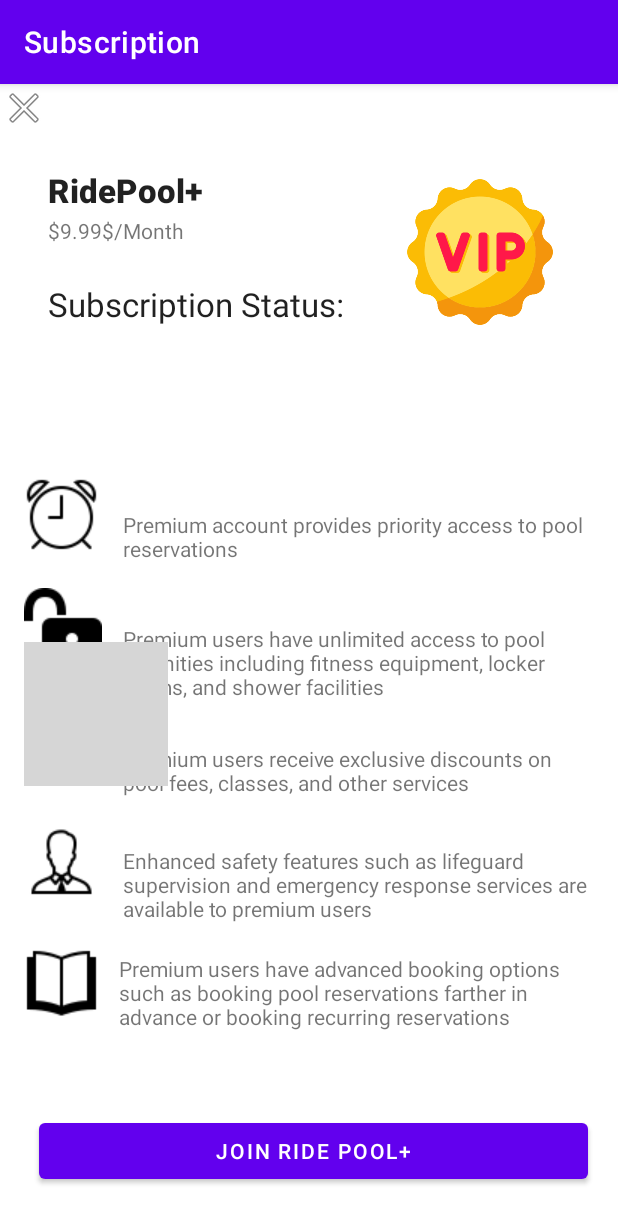
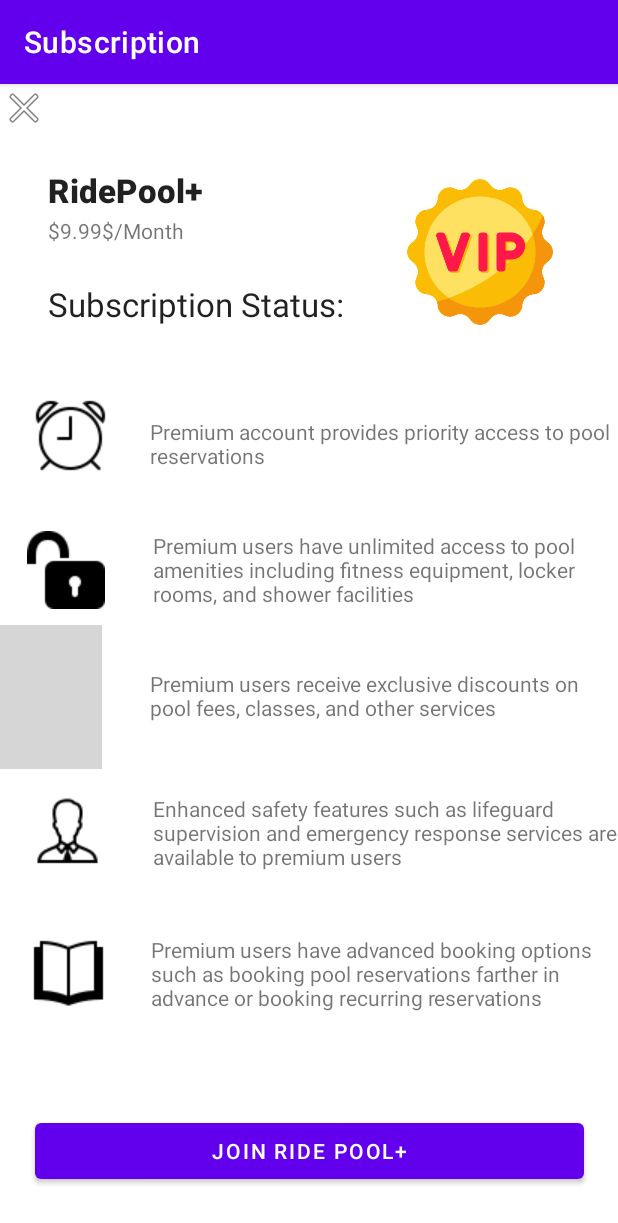
Before and after one commit to evan-placenis/PoolRide, an Android app: the PremimumSubscriptionActivity screen opened directly, with no data from a screen before it, on a phone screen of 412 x 824 dp. Shown: the top 1223 px of the screen. Run offline under Robolectric (Android 15) with nearby library versions, the phone set to English and light mode, and no system bars; grey boxes are pictures that could not be loaded.

Commit message:
Final Push UI FIX

```diff
--- a/app/src/main/res/layout/activity_premimum_subscription_page.xml
+++ b/app/src/main/res/layout/activity_premimum_subscription_page.xml
@@ -21,12 +21,12 @@
         android:id="@+id/button20"
         android:layout_width="366dp"
         android:layout_height="49dp"
-        android:layout_marginEnd="20dp"
         android:layout_marginBottom="32dp"
         android:onClick="sub"
         android:text="Join Ride Pool+"
         app:layout_constraintBottom_toBottomOf="parent"
-        app:layout_constraintEnd_toEndOf="parent" />
+        app:layout_constraintEnd_toEndOf="parent"
+        app:layout_constraintStart_toStartOf="parent" />
 
     <TextView
         android:id="@+id/textView24"
@@ -64,37 +64,63 @@
         android:id="@+id/textView27"
         android:layout_width="310dp"
         android:layout_height="38dp"
-        android:layout_marginTop="284dp"
-        android:layout_marginEnd="20dp"
         android:text="Premium account provides priority access to pool reservations"
+        app:layout_constraintBottom_toBottomOf="parent"
         app:layout_constraintEnd_toEndOf="parent"
-        app:layout_constraintHorizontal_bias="1.0"
-        app:layout_constraintStart_toEndOf="@+id/imageView7"
-        app:layout_constraintTop_toTopOf="parent" />
+        app:layout_constraintHorizontal_bias="0.98"
+        app:layout_constraintStart_toStartOf="parent"
+        app:layout_constraintTop_toTopOf="parent"
+        app:layout_constraintVertical_bias="0.304" />
 
     <TextView
         android:id="@+id/textView29"
         android:layout_width="310dp"
         android:layout_height="46dp"
-        android:layout_marginTop="440dp"
-        android:layout_marginEnd="20dp"
         android:text="Premium users receive exclusive discounts on pool fees, classes, and other services"
+        app:layout_constraintBottom_toBottomOf="parent"
         app:layout_constraintEnd_toEndOf="parent"
+        app:layout_constraintHorizontal_bias="0.98"
+        app:layout_constraintStart_toStartOf="parent"
+        app:layout_constraintTop_toTopOf="parent"
+        app:layout_constraintVertical_bias="0.54" />
+
+    <ImageView
+        android:id="@+id/imageView8"
+        android:layout_width="wrap_content"
+        android:layout_height="wrap_content"
+        android:layout_marginEnd="32dp"
+        app:layout_constraintBottom_toBottomOf="parent"
+        app:layout_constraintEnd_toStartOf="@+id/textView29"
         app:layout_constraintHorizontal_bias="1.0"
-        app:layout_constraintStart_toEndOf="@+id/imageView8"
-        app:layout_constraintTop_toTopOf="parent" />
+        app:layout_constraintStart_toStartOf="parent"
+        app:layout_constraintTop_toTopOf="parent"
+        app:layout_constraintVertical_bias="0.537"
+        app:srcCompat="@drawable/coupon" />
 
     <TextView
         android:id="@+id/textView30"
         android:layout_width="310dp"
         android:layout_height="51dp"
-        android:layout_marginTop="508dp"
-        android:layout_marginEnd="20dp"
         android:text="Enhanced safety features such as lifeguard supervision and emergency response services are available to premium users"
+        app:layout_constraintBottom_toBottomOf="parent"
         app:layout_constraintEnd_toEndOf="parent"
         app:layout_constraintHorizontal_bias="1.0"
-        app:layout_constraintStart_toEndOf="@+id/imageView6"
-        app:layout_constraintTop_toTopOf="parent" />
+        app:layout_constraintStart_toStartOf="parent"
+        app:layout_constraintTop_toTopOf="parent"
+        app:layout_constraintVertical_bias="0.66" />
+
+    <ImageView
+        android:id="@+id/imageView6"
+        android:layout_width="wrap_content"
+        android:layout_height="wrap_content"
+        android:layout_marginEnd="32dp"
+        app:layout_constraintBottom_toBottomOf="parent"
+        app:layout_constraintEnd_toStartOf="@+id/textView30"
+        app:layout_constraintHorizontal_bias="1.0"
+        app:layout_constraintStart_toStartOf="parent"
+        app:layout_constraintTop_toTopOf="parent"
+        app:layout_constraintVertical_bias="0.659"
+        app:srcCompat="@drawable/man" />
 
     <TextView
         android:id="@+id/textView32"
@@ -118,77 +144,66 @@
         app:srcCompat="@drawable/vip" />
 
     <ImageView
-        android:id="@+id/imageView6"
-        android:layout_width="wrap_content"
-        android:layout_height="wrap_content"
-        android:layout_marginStart="16dp"
-        android:layout_marginBottom="224dp"
-        app:layout_constraintBottom_toBottomOf="parent"
-        app:layout_constraintStart_toStartOf="parent"
-        app:srcCompat="@drawable/man" />
-
-    <ImageView
         android:id="@+id/imageView7"
         android:layout_width="50dp"
         android:layout_height="50dp"
-        android:layout_marginStart="16dp"
-        android:layout_marginBottom="456dp"
+        android:layout_marginEnd="28dp"
         app:layout_constraintBottom_toBottomOf="parent"
+        app:layout_constraintEnd_toStartOf="@+id/textView27"
+        app:layout_constraintHorizontal_bias="1.0"
         app:layout_constraintStart_toStartOf="parent"
+        app:layout_constraintTop_toTopOf="parent"
+        app:layout_constraintVertical_bias="0.292"
         app:srcCompat="@drawable/clock" />
-
-    <ImageView
-        android:id="@+id/imageView8"
-        android:layout_width="wrap_content"
-        android:layout_height="wrap_content"
-        android:layout_marginStart="16dp"
-        android:layout_marginBottom="300dp"
-        app:layout_constraintBottom_toBottomOf="parent"
-        app:layout_constraintStart_toStartOf="parent"
-        app:srcCompat="@drawable/coupon" />
 
     <ImageView
         android:id="@+id/imageView9"
         android:layout_width="wrap_content"
         android:layout_height="wrap_content"
-        android:layout_marginStart="16dp"
-        android:layout_marginBottom="144dp"
+        android:layout_marginEnd="28dp"
         app:layout_constraintBottom_toBottomOf="parent"
+        app:layout_constraintEnd_toStartOf="@+id/textView31"
+        app:layout_constraintHorizontal_bias="0.913"
         app:layout_constraintStart_toStartOf="parent"
+        app:layout_constraintTop_toTopOf="parent"
+        app:layout_constraintVertical_bias="0.79"
         app:srcCompat="@drawable/book" />
 
     <TextView
         android:id="@+id/textView31"
         android:layout_width="311dp"
         android:layout_height="56dp"
-        android:layout_marginTop="580dp"
-        android:layout_marginEnd="20dp"
         android:text="Premium users have advanced booking options such as booking pool reservations farther in advance or booking recurring reservations"
+        app:layout_constraintBottom_toBottomOf="parent"
         app:layout_constraintEnd_toEndOf="parent"
-        app:layout_constraintHorizontal_bias="0.928"
-        app:layout_constraintStart_toEndOf="@+id/imageView9"
-        app:layout_constraintTop_toTopOf="parent" />
+        app:layout_constraintHorizontal_bias="1.0"
+        app:layout_constraintStart_toStartOf="parent"
+        app:layout_constraintTop_toTopOf="parent"
+        app:layout_constraintVertical_bias="0.797" />
+
+    <TextView
+        android:id="@+id/textView28"
+        android:layout_width="310dp"
+        android:layout_height="52dp"
+        android:text="Premium users have unlimited access to pool amenities including fitness equipment, locker rooms, and shower facilities"
+        app:layout_constraintBottom_toBottomOf="parent"
+        app:layout_constraintEnd_toEndOf="parent"
+        app:layout_constraintHorizontal_bias="1.0"
+        app:layout_constraintStart_toStartOf="parent"
+        app:layout_constraintTop_toTopOf="parent"
+        app:layout_constraintVertical_bias="0.416" />
 
     <ImageView
         android:id="@+id/imageView10"
         android:layout_width="wrap_content"
         android:layout_height="wrap_content"
-        android:layout_marginStart="16dp"
-        android:layout_marginBottom="380dp"
+        android:layout_marginEnd="32dp"
         app:layout_constraintBottom_toBottomOf="parent"
+        app:layout_constraintEnd_toStartOf="@+id/textView28"
+        app:layout_constraintHorizontal_bias="1.0"
         app:layout_constraintStart_toStartOf="parent"
+        app:layout_constraintTop_toTopOf="parent"
+        app:layout_constraintVertical_bias="0.416"
         app:srcCompat="@drawable/unlock" />
 
-    <TextView
-        android:id="@+id/textView28"
-        android:layout_width="310dp"
-        android:layout_height="52dp"
-        android:layout_marginTop="360dp"
-        android:layout_marginEnd="20dp"
-        android:text="Premium users have unlimited access to pool amenities including fitness equipment, locker rooms, and shower facilities"
-        app:layout_constraintEnd_toEndOf="parent"
-        app:layout_constraintHorizontal_bias="1.0"
-        app:layout_constraintStart_toEndOf="@+id/imageView10"
-        app:layout_constraintTop_toTopOf="parent" />
-
 </androidx.constraintlayout.widget.ConstraintLayout>
```
Also changed, not shown: app/src/main/res/layout/activity_customer_home.xml (+19 -12 lines), app/src/main/res/layout/activity_edit_account_page.xml (+89 -102 lines), app/src/main/res/layout/activity_registration.xml (+17 -11 lines), app/src/main/res/layout/activity_view_rides.xml (+7 -19 lines).
